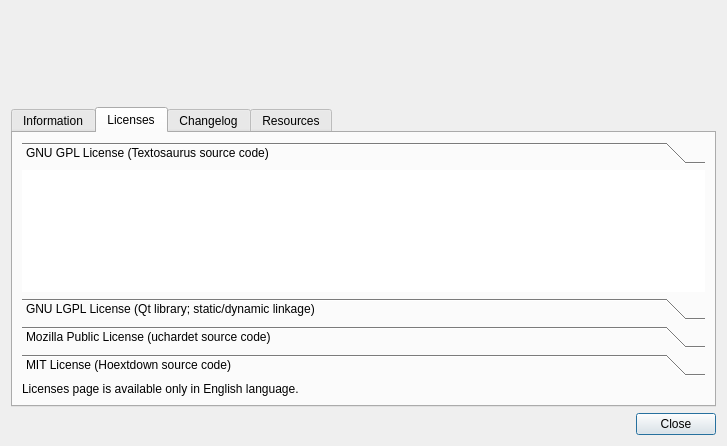
Before: the Qt Designer form src/saurus/gui/dialogs/formabout.ui in martinrotter/textosaurus, drawn with Qt 5.
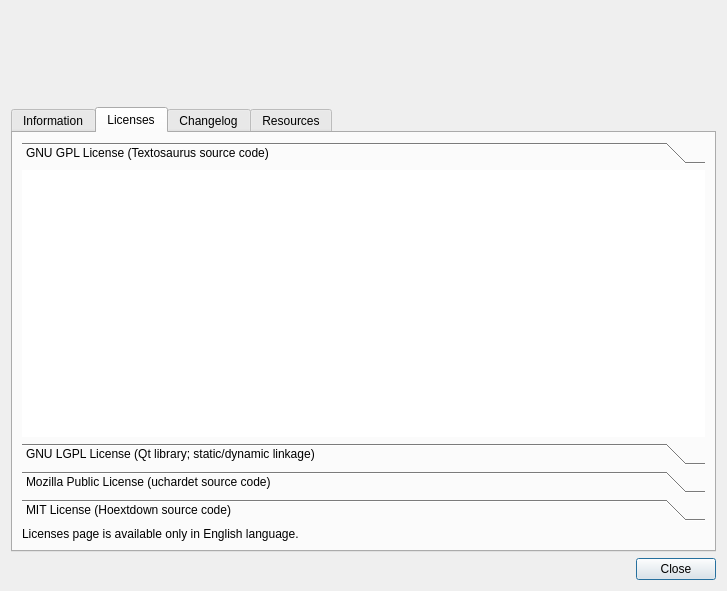
After: the same form once the commit is applied. The open tabs and pages were chosen to show the change.

Commit message: Longer about dialog.

Patch:
```diff
--- a/src/saurus/gui/dialogs/formabout.ui
+++ b/src/saurus/gui/dialogs/formabout.ui
@@ -7,7 +7,7 @@
     <x>0</x>
     <y>0</y>
     <width>727</width>
-    <height>446</height>
+    <height>591</height>
    </rect>
   </property>
   <property name="windowTitle">
@@ -159,12 +159,12 @@
            <rect>
             <x>0</x>
             <y>0</y>
-            <width>685</width>
-            <height>130</height>
+            <width>94</width>
+            <height>87</height>
            </rect>
           </property>
           <property name="autoFillBackground">
-           <bool>true</bool>
+           <bool>false</bool>
           </property>
           <attribute name="label">
            <string>GNU GPL License (Textosaurus source code)</string>
@@ -217,7 +217,7 @@
               <string notr="true">&lt;!DOCTYPE HTML PUBLIC &quot;-//W3C//DTD HTML 4.0//EN&quot; &quot;http://www.w3.org/TR/REC-html40/strict.dtd&quot;&gt;
 &lt;html&gt;&lt;head&gt;&lt;meta name=&quot;qrichtext&quot; content=&quot;1&quot; /&gt;&lt;style type=&quot;text/css&quot;&gt;
 p, li { white-space: pre-wrap; }
-&lt;/style&gt;&lt;/head&gt;&lt;body style=&quot; font-family:'DejaVu Sans Mono'; font-size:8.25pt; font-weight:400; font-style:normal;&quot;&gt;
+&lt;/style&gt;&lt;/head&gt;&lt;body style=&quot; font-family:'DejaVu Sans Mono'; font-size:10pt; font-weight:400; font-style:normal;&quot;&gt;
 &lt;p style=&quot;-qt-paragraph-type:empty; margin-top:0px; margin-bottom:0px; margin-left:0px; margin-right:0px; -qt-block-indent:0; text-indent:0px; font-family:'Sans Serif'; font-size:9pt;&quot;&gt;&lt;br /&gt;&lt;/p&gt;&lt;/body&gt;&lt;/html&gt;</string>
              </property>
              <property name="textInteractionFlags">
```
Left out of the diff: 22 changed lines with no effect on the pictures. The commit also changes 1 other file.
